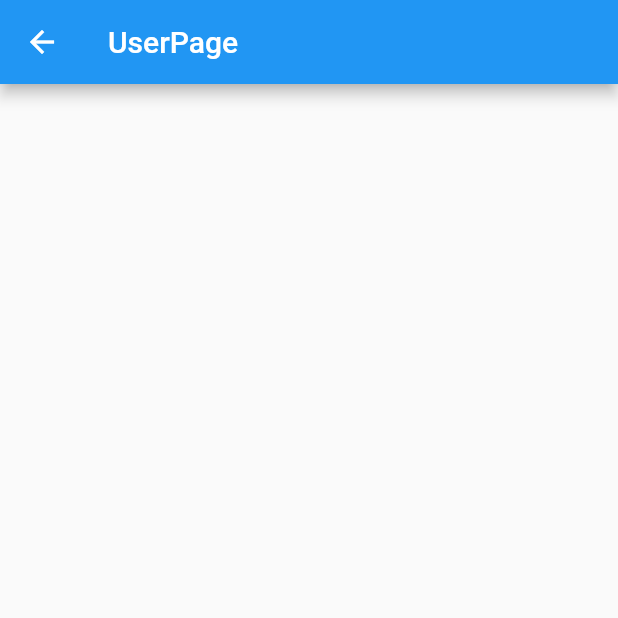
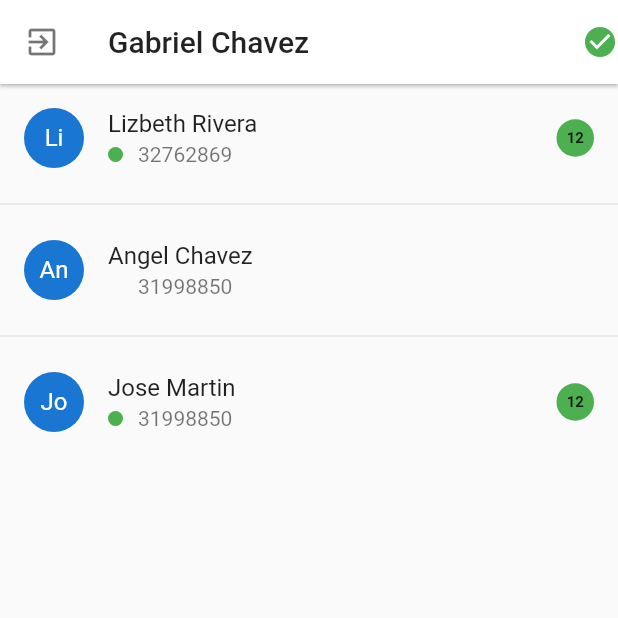
Before and after one commit to agchavez/chat_app, a Flutter app: the UserPage screen opened by its route, on a phone screen of 412 x 824 dp, the top half of it. Run offline on Flutter 3.47's test engine with Material 2 defaults, Android fonts, the phone set to English and light mode, and no system bars; drawn by our look-alikes of pull_to_refresh; missing offline and left inert: dart:ffi.

Commit message:
User pages created

```diff
--- a/lib/main.dart
+++ b/lib/main.dart
@@ -9,7 +9,7 @@ class MyApp extends StatelessWidget {
     return MaterialApp(
       debugShowCheckedModeBanner: false,
       title: 'Material App',
-      initialRoute: "login",
+      initialRoute: "user",
       routes: appRoutes,
     );
   }
--- /dev/null
+++ b/lib/models/user_model.dart
@@ -0,0 +1,18 @@
+import 'dart:ffi';
+
+class User {
+  bool online;
+  String email;
+  String name;
+  String uid;
+  String phone;
+  int msj;
+
+  User(
+      {required this.email,
+      required this.name,
+      required this.msj,
+      required this.phone,
+      required this.online,
+      required this.uid});
+}
--- a/lib/pages/register_page.dart
+++ b/lib/pages/register_page.dart
@@ -48,6 +48,7 @@ class __FormState extends State<_Form> {
   final emailCrtl = TextEditingController();
   final paswordCtrl = TextEditingController();
   final nameCrtl = TextEditingController();
+  final phoneCtrl = TextEditingController();
   @override
   Widget build(BuildContext context) {
     return Form(
@@ -62,6 +63,13 @@ class __FormState extends State<_Form> {
               placeholder: "Name",
               keyBoardtype: TextInputType.text,
               textController: nameCrtl,
+            ),
+            CustonInput(
+              icon: Icons.lock_outlined,
+              placeholder: "Number",
+              keyBoardtype: TextInputType.phone,
+              isPasword: true,
+              textController: phoneCtrl,
             ),
             CustonInput(
               icon: Icons.email_outlined,
--- a/lib/pages/user_page.dart
+++ b/lib/pages/user_page.dart
@@ -1,18 +1,125 @@
+import 'package:chat_app/models/user_model.dart';
 import 'package:flutter/material.dart';
 
 import 'package:flutter/material.dart';
+import 'package:pull_to_refresh/pull_to_refresh.dart';
 
 class UserPage extends StatelessWidget {
-  const UserPage({Key? key}) : super(key: key);
+  final usuarios = [
+    User(
+        email: 'lizbeth@email.com',
+        name: "Lizbeth Rivera",
+        phone: "32762869",
+        msj: 2,
+        online: true,
+        uid: "1"),
+    User(
+        email: 'agchavez@email.com',
+        name: "Angel Chavez",
+        phone: "31998850",
+        msj: 0,
+        online: false,
+        uid: "3"),
+    User(
+        email: 'jose@email.com',
+        name: "Jose Martin",
+        phone: "31998850",
+        msj: 5,
+        online: true,
+        uid: "2")
+  ];
+
+  RefreshController _refreshController =
+      RefreshController(initialRefresh: false);
+
   @override
   Widget build(BuildContext context) {
     return Scaffold(
-      appBar: AppBar(
-        title: Text('UserPage'),
+        appBar: AppBar(
+          title: Text(
+            'Gabriel Chavez',
+            style: TextStyle(color: Colors.black87),
+          ),
+          elevation: 1,
+          backgroundColor: Colors.white,
+          leading: IconButton(
+            icon: Icon(
+              Icons.exit_to_app_outlined,
+              color: Colors.black54,
+            ),
+            onPressed: () {},
+          ),
+          actions: [
+            Container(
+              child: Icon(
+                Icons.check_circle,
+                color: Colors.green,
+              ),
+            )
+          ],
+        ),
+        body: SmartRefresher(
+          controller: _refreshController,
+          enablePullDown: true,
+          onRefresh: _setUser,
+          header: WaterDropHeader(
+            complete: Icon(
+              Icons.check,
+              color: Colors.green,
+            ),
+            waterDropColor: Colors.black54,
+          ),
+          child: _ListViewPrivated(),
+        ));
+  }
+
+  ListView _ListViewPrivated() {
+    return ListView.separated(
+        itemBuilder: (_, i) => _userListTile(usuarios[i]),
+        separatorBuilder: (_, i) => Divider(),
+        itemCount: usuarios.length);
+  }
+
+  ListTile _userListTile(User user) {
+    return ListTile(
+      title: Text(user.name),
+      subtitle: Row(
+        children: [
+          Container(
+            margin: EdgeInsets.only(right: 10),
+            height: 10,
+            width: 10,
+            decoration: BoxDecoration(
+                color: user.online ? Colors.green : null,
+                borderRadius: BorderRadius.circular(100)),
+          ),
+          Text(user.phone),
+        ],
       ),
-      body: Center(
-        child: Text(''),
+      leading: CircleAvatar(
+        child: Text(user.name.substring(0, 2)),
+      ),
+      trailing: Container(
+        width: 25,
+        height: 25,
+        child: user.msj > 0
+            ? Center(
+                child: Text(
+                "12",
+                style: TextStyle(fontSize: 10, fontWeight: FontWeight.bold),
+              ))
+            : null,
+        decoration: BoxDecoration(
+            color: user.msj > 0 ? Colors.green : null,
+            borderRadius: BorderRadius.circular(100)),
       ),
     );
   }
+
+  _setUser() async {
+    // monitor network fetch
+    await Future.delayed(Duration(milliseconds: 1000));
+    // if failed,use refreshFailed()
+    _refreshController.refreshCompleted();
+  }
 }
--- a/lib/routers/routes.dart
+++ b/lib/routers/routes.dart
@@ -6,7 +6,7 @@ import 'package:chat_app/pages/user_page.dart';
 import 'package:flutter/cupertino.dart';
 
 final Map<String, Widget Function(BuildContext)> appRoutes = {
-  "usuarios": (_) => UserPage(),
+  "user": (_) => UserPage(),
   "login": (_) => LoginPage(),
   "register": (_) => RegisterPage(),
   "loading": (_) => LoadingPage(),
--- a/lib/widgets/custon_input.dart
+++ b/lib/widgets/custon_input.dart
@@ -33,7 +33,7 @@ class CustonInput extends StatelessWidget {
         controller: this.textController,
         autocorrect: false,
         obscureText: this.isPasword,
-        keyboardType: TextInputType.emailAddress,
+        keyboardType: this.keyBoardtype,
         decoration: InputDecoration(
             prefixIcon: Icon(this.icon),
             focusedBorder: InputBorder.none,
--- a/pubspec.yaml
+++ b/pubspec.yaml
@@ -28,6 +28,7 @@ dependencies:
   # The following adds the Cupertino Icons font to your application.
   # Use with the CupertinoIcons class for iOS style icons.
   cupertino_icons: ^1.0.2
+  pull_to_refresh: ^2.0.0
 
 dev_dependencies:
   flutter_test:
```
Also changed, not shown: pubspec.lock.
